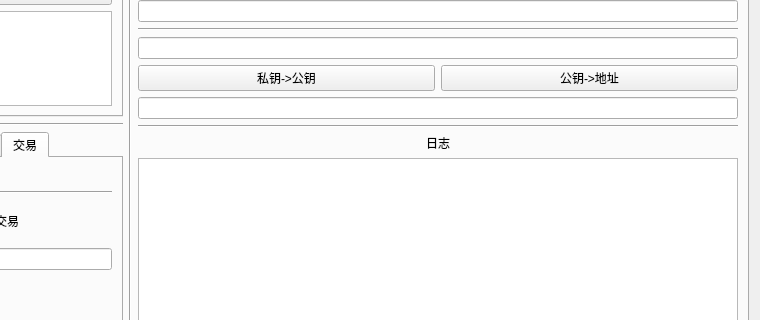
The window that examples/store_example_main_widget.ui (Ambr-org/Ambr) describes before a commit, drawn with Qt 5; both pictures show x 249 to 1009 and y 211 to 531 of the 1009 by 791 pixel window.
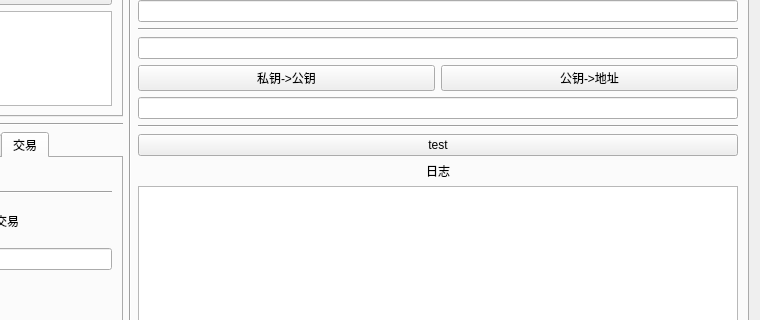
The same window after the commit.

The edit to the form file:
```diff
--- a/examples/store_example_main_widget.ui
+++ b/examples/store_example_main_widget.ui
@@ -820,6 +820,13 @@
                 </property>
                </widget>
               </item>
+              <item>
+               <widget class="QPushButton" name="pushButton">
+                <property name="text">
+                 <string>test</string>
+                </property>
+               </widget>
+              </item>
               <item>
                <widget class="QLabel" name="label_13">
                 <property name="text">
```
Left out of the diff: 2 changed lines with no effect on the pictures.
